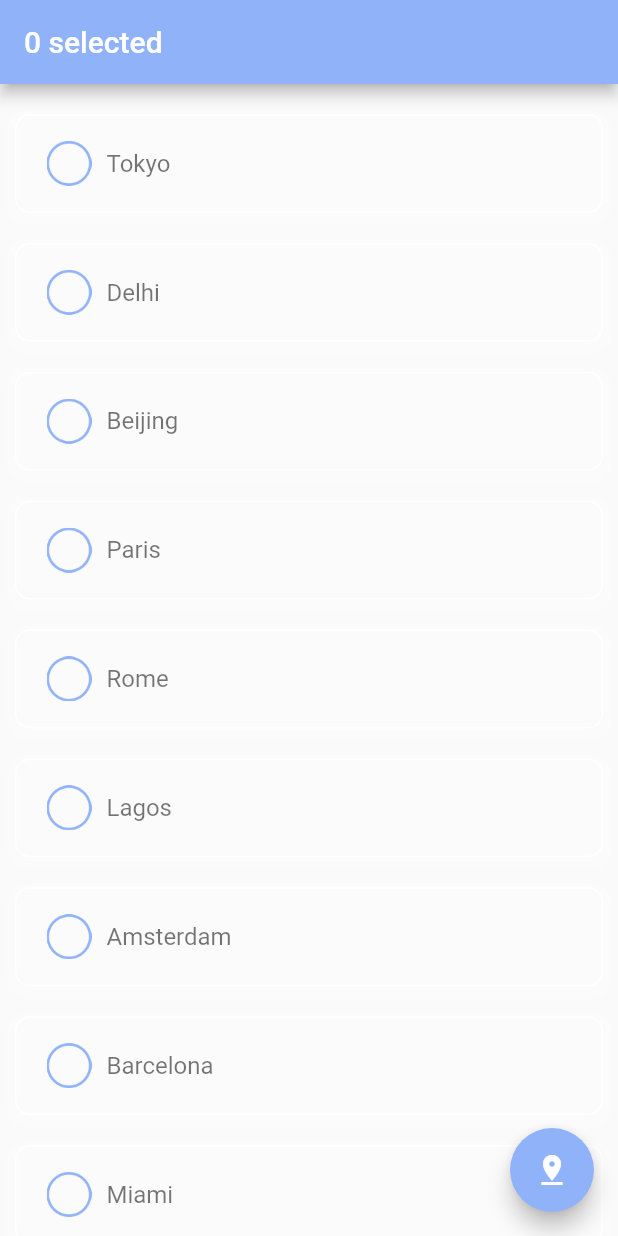
After one commit to niel9537/cuki-app, a Flutter app: the screen it shows after launch, after a tap on "Get Started", on a phone screen of 412 x 824 dp. The commit adds this screen. Run offline on Flutter 3.47's test engine with Material 2 defaults, Android fonts, the light colour scheme and no system bars.

Commit message:
upd:day-2

```diff
--- /dev/null
+++ b/lib/models/city.dart
@@ -0,0 +1,93 @@
+class City{
+  bool? isSelected;
+  late final String city;
+  late final String country;
+  late final bool isDefault;
+
+  City({required this.isSelected, required this.city, required this.country, required this.isDefault});
+
+  //Daftar kota
+  static List<City> citiesList = [
+    City(
+        isSelected: false,
+        city: 'London',
+        country: 'United Kindgom',
+        isDefault: true),
+    City(
+        isSelected: false,
+        city: 'Tokyo',
+        country: 'Japan',
+        isDefault: false),
+    City(
+        isSelected: false,
+        city: 'Delhi',
+        country: 'India',
+        isDefault: false),
+    City(
+        isSelected: false,
+        city: 'Beijing',
+        country: 'China',
+        isDefault: false),
+    City(
+        isSelected: false,
+        city: 'Paris',
+        country: 'Paris',
+        isDefault: false),
+    City(
+        isSelected: false,
+        city: 'Rome',
+        country: 'Italy',
+        isDefault: false),
+    City(
+        isSelected: false,
+        city: 'Lagos',
+        country: 'Nigeria',
+        isDefault: false),
+    City(
+        isSelected: false,
+        city: 'Amsterdam',
+        country: 'Netherlands',
+        isDefault: false),
+    City(
+        isSelected: false,
+        city: 'Barcelona',
+        country: 'Spain',
+        isDefault: false),
+    City(
+        isSelected: false,
+        city: 'Miami',
+        country: 'United States',
+        isDefault: false),
+    City(
+        isSelected: false,
+        city: 'Vienna',
+        country: 'Austria',
+        isDefault: false),
+    City(
+        isSelected: false,
+        city: 'Berlin',
+        country: 'Germany',
+        isDefault: false),
+    City(
+        isSelected: false,
+        city: 'Toronto',
+        country: 'Canada',
+        isDefault: false),
+    City(
+        isSelected: false,
+        city: 'Brussels',
+        country: 'Belgium',
+        isDefault: false),
+    City(
+        isSelected: false,
+        city: 'Nairobi',
+        country: 'Kenya',
+        isDefault: false),
+  ];
+
+  //Fetch kota yang di pilih
+  static List<City> getSelectedCities(){
+    List<City> selectedCities = City.citiesList;
+    return selectedCities.where((city) => city.isSelected == true).toList();
+  }
+}
--- /dev/null
+++ b/lib/models/constants.dart
@@ -0,0 +1,6 @@
+import 'package:flutter/material.dart';
+
+class Constants{
+  final Color primaryColor = const Color(0xffffff);
+  final Color secondaryColor = const Color(0xff90B2F8);
+}
--- a/lib/pages/get_started.dart
+++ b/lib/pages/get_started.dart
@@ -1,4 +1,7 @@
+import 'package:cuki_app/pages/welcome.dart';
 import 'package:flutter/material.dart';
+
+import '../models/constants.dart';
 
 class GetStarted extends StatelessWidget {
   const GetStarted({Key? key}) : super(key: key);
@@ -6,22 +9,35 @@ class GetStarted extends StatelessWidget {
   @override
   Widget build(BuildContext context) {
     Size size = MediaQuery.of(context).size;
+    Constants myConstants = Constants();
     return Scaffold(
-      appBar: AppBar(
-        title: Text("Cuki App"),
-
-      ),
       body: Container(
         width: size.height,
         height: size.height,
-        color: Colors.red,
+        color: myConstants.primaryColor,
         child: Center(
           child: Column(
             mainAxisAlignment: MainAxisAlignment.center,
             crossAxisAlignment: CrossAxisAlignment.center,
             children: [
-              Image.asset('assets/get-started.png'),
+              Image.asset('assets/get-started2.png'),
               const SizedBox(height: 30,),
+              GestureDetector(
+                onTap: (){
+                  Navigator.push(context, MaterialPageRoute(builder: (context)=> const Welcome()));
+                },
+                child: Container(
+                  height: 50,
+                  width: size.width * 0.7,
+                  decoration: BoxDecoration(
+                    color: myConstants.secondaryColor,
+                    borderRadius: const BorderRadius.all(Radius.circular(10))
+                  ),
+                  child: const Center(
+                    child: Text('Get Started', style: TextStyle(color: Colors.white, fontSize: 18),)
+                  )
+                ),
+              )
             ],
           )
         ),
--- /dev/null
+++ b/lib/pages/home.dart
@@ -0,0 +1,38 @@
+import 'package:flutter/material.dart';
+
+import '../models/city.dart';
+import '../models/constants.dart';
+
+class Home extends StatefulWidget {
+  const Home({Key? key}) : super(key: key);
+
+  @override
+  State<Home> createState() => _HomeState();
+}
+
+class _HomeState extends State<Home> {
+  Constants myConstants = Constants();
+
+  int temperature = 0;
+  int maxTemp = 0;
+  String weatherStateName = 'Loading...';
+  int humidity = 0;
+  int windSpeed = 0;
+  var currentDate = 'Loading...';
+  String imageUrl = '';
+  int woeid = 44418;//default london
+  String location = 'london';//default city
+  //ambil kota dan pilihan data kota
+  var selectedCities = City.getSelectedCities();
+  List<String> cities = ['London'];//list yang menampung pilihan kota. Defaultnya london
+
+  List consolidateWeatherList = [];//Untuk menampung data cuaca setelah pemanggilan api
+  @override
+  Widget build(BuildContext context) {
+    return Scaffold(
+      appBar: AppBar(
+        title : Text('Home Page'),
+      ),
+    );
+  }
+}
--- /dev/null
+++ b/lib/pages/welcome.dart
@@ -0,0 +1,76 @@
+import 'package:cuki_app/pages/home.dart';
+import 'package:flutter/material.dart';
+
+import '../models/city.dart';
+import '../models/constants.dart';
+
+class Welcome extends StatefulWidget {
+  const Welcome({Key? key}) : super(key: key);
+
+  @override
+  State<Welcome> createState() => _WelcomeState();
+}
+
+class _WelcomeState extends State<Welcome> {
+  @override
+  Widget build(BuildContext context) {
+    List<City> cities = City.citiesList.where((city) => city.isDefault == false).toList();
+    List<City> selectedCities = City.getSelectedCities();
+    Constants myConstants = Constants();
+    Size size = MediaQuery.of(context).size;
+    return Scaffold(
+      appBar: AppBar(
+        automaticallyImplyLeading: false,
+        backgroundColor: myConstants.secondaryColor,
+        title: Text(selectedCities.length.toString() + ' selected'),
+      ),
+      body: ListView.builder(
+        itemCount: cities.length,
+        itemBuilder: (BuildContext context, int index){
+          return Container(
+            margin: const EdgeInsets.only(left: 10,right: 10,top: 20),
+            padding: const EdgeInsets.symmetric(horizontal: 20),
+            height: size.height * .08,
+            width: size.width,
+            decoration: BoxDecoration(
+              border: cities[index].isSelected == true ? Border.all(
+                color: myConstants.secondaryColor.withOpacity(.6),
+                width: 2,
+              ) : Border.all(color : Colors.white),
+              borderRadius: const BorderRadius.all(Radius.circular(10)),
+              boxShadow: [
+                BoxShadow(
+                  color: myConstants.primaryColor.withOpacity(.2),
+                  spreadRadius: 5,
+                  blurRadius: 7,
+                  offset: const Offset(0,3),
+                )
+              ]
+              ),
+            child: Row(
+              children: [
+                GestureDetector(
+                    onTap: (){
+                      setState((){
+                        cities[index].isSelected =! cities[index].isSelected!;
+                      });
+                    },
+                    child: Image.asset(cities[index].isSelected == true ? 'assets/checked.png' : 'assets/unchecked.png', width: 30,)),
+                const SizedBox(width: 10),
+                Text(cities[index].city, style: TextStyle(fontSize: 16, color: cities[index].isSelected == true ?
+                Colors.lightBlue : Colors.black54),)
+              ],
+            ),
+            );
+        },
+      ),
+      floatingActionButton: FloatingActionButton(
+        backgroundColor: myConstants.secondaryColor,
+        child: const Icon(Icons.pin_drop),
+        onPressed: (){
+          Navigator.push(context, MaterialPageRoute(builder: (context)=>const Home()));
+        },
+      ),
+    );
+  }
+}
```
Also changed, not shown: assets/get-started2.png (added).
